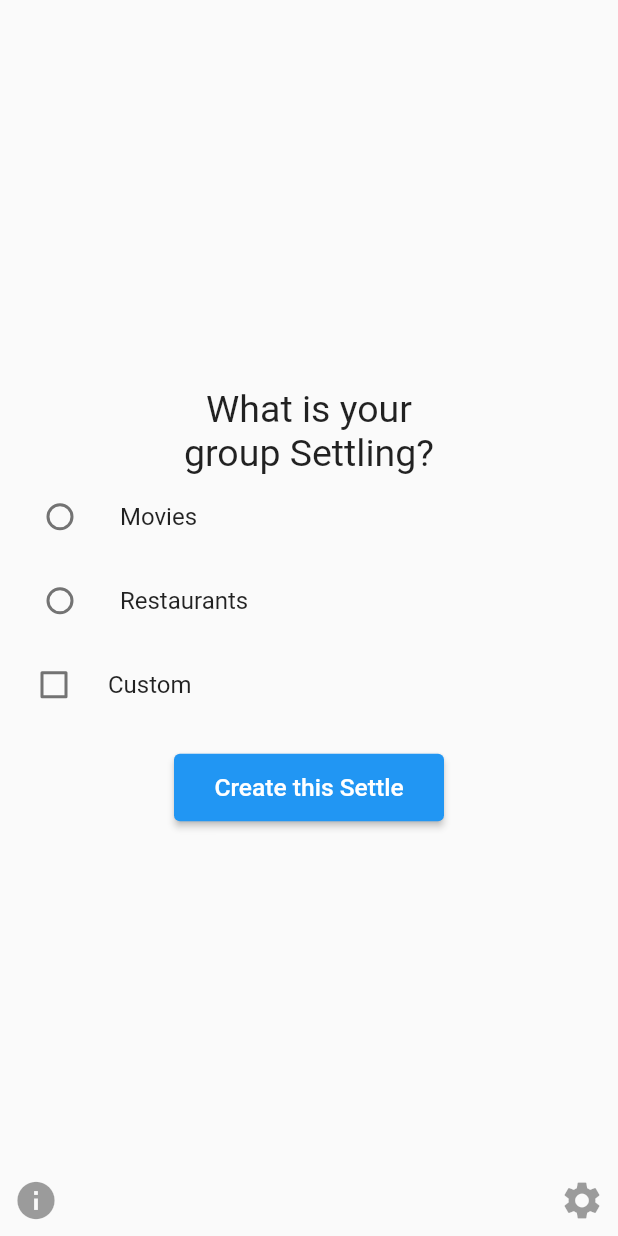
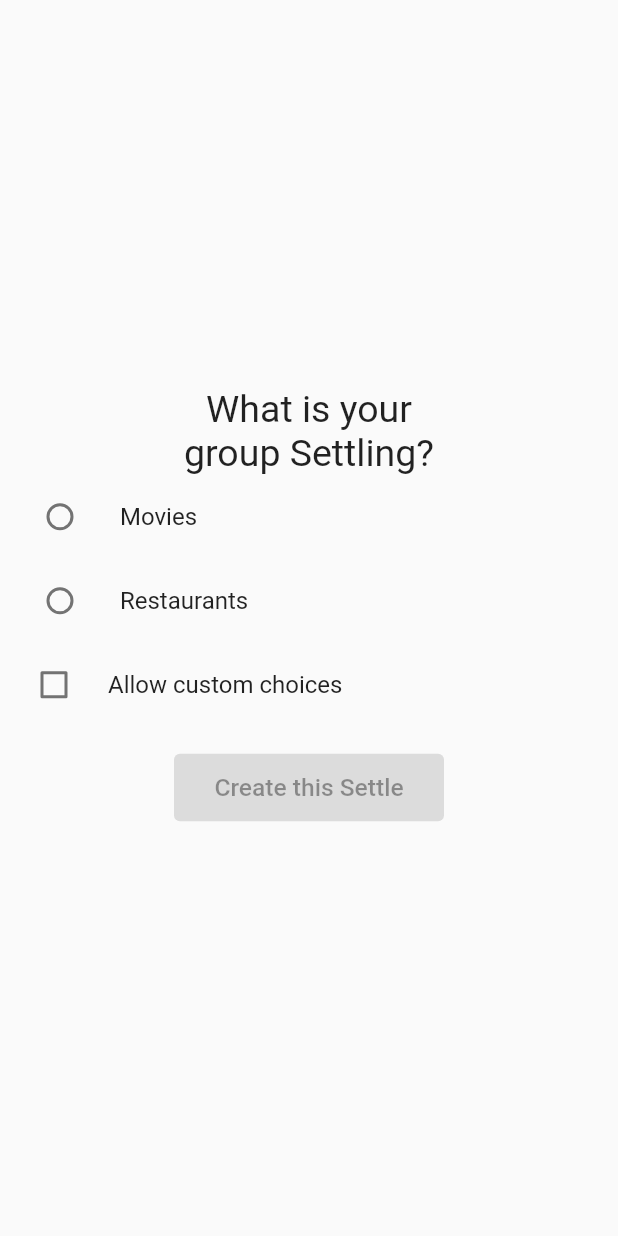
Before and after one commit to lilbroadam/Settle, a Flutter app: the CreateSettle screen opened directly, on a phone screen of 412 x 824 dp. Run offline on Flutter 3.47's test engine with Material 2 defaults, Android fonts, the phone set to English and light mode, and no system bars.

Commit message:
"Create this Settle" button is only enabled when at least 1 option has been selected

```diff
--- a/Flutter/lib/CreateSettle.dart
+++ b/Flutter/lib/CreateSettle.dart
@@ -1,8 +1,35 @@
 import 'package:flutter/material.dart';
 import 'Server.dart';
 
-class CreateSettle extends StatelessWidget {
+enum DefaultOptions { movies, restaurants }
+typedef void DefaultOptionPressedCallback(DefaultOptions defaultOption);
+typedef void CustomOptionsPressedCallback(bool customOptionsAllowed);
 
+
+class CreateSettle extends StatefulWidget {
+  @override
+  _CreateSettle createState() => _CreateSettle();
+}
+
+class _CreateSettle extends State<CreateSettle> {
+
+  DefaultOptions _defaultOption;
+  bool _customOptionsAllowed = false;
+
+  // Call this function when a default option is pressed.
+  void _defaultOptionPressed(DefaultOptions defaultOption) {
+    _defaultOption = defaultOption;
+    setState((){});
+  }
+
+  // Call this function when the "custom options allowed" checkbox is pressed.
+  void _customOptionsPressed(bool customOptionsAllowed) {
+    _customOptionsAllowed = customOptionsAllowed;
+    setState((){});
+  }
+
+  // Call this function when the "Create this Settle" button is pressed.
+  // This function will ask the server to create a new Settle.
   void _createSettleButtonPressed() async {
     var settleCode = await Server.createSettle();
     if (settleCode != null) {
@@ -13,26 +40,26 @@ class CreateSettle extends StatelessWidget {
     }
   }
 
+  // Return true if at least one option has been selected.
+  bool _isAnOptionSelected() {
+    return (_defaultOption != null) || _customOptionsAllowed;
+  }
+
   @override
   Widget build(BuildContext context) {
     final settleButtonWidth = 180.0;
     final settleButtonHeight = 45.0;
     final settleButtonTextStyle = new TextStyle(fontSize: 16.4,);
-
     final createSettleButton = SizedBox(
       width: settleButtonWidth,
       height: settleButtonHeight,
       child: ElevatedButton(
-        onPressed: _createSettleButtonPressed,
-        child: Text('Create this Settle',
-          style: settleButtonTextStyle
-        ),
+        // Only enable this button when at least 1 option has been selected
+        onPressed: _isAnOptionSelected() ? _createSettleButtonPressed : null,
+        child: Text('Create this Settle', style: settleButtonTextStyle),
       ),
     );
-
-
     final settleButtonMargin = EdgeInsets.all(18.0);
-    final miscButtonSize = 30.0;
 
     return Scaffold(
       body: SafeArea(
@@ -46,43 +73,15 @@ class CreateSettle extends StatelessWidget {
                   Column( // Settle buttons in the center
                     mainAxisSize: MainAxisSize.min, // Size to only needed space
                     children: <Widget>[
-                      Container(
-                        child: Column(
-                          children: <Widget>[
-                            Text('What is your', style: TextStyle(fontSize: 25),),
-                            Text('group Settling?', style: TextStyle(fontSize: 25),),
-                          ],
-                        ),
-                      ),
-                      Container(
-                        child: RadioButton(),
-                      ),
-                      Container(
-                        child: CheckBox(),
-                      ),
+                      Text('What is your', style: TextStyle(fontSize: 25)),
+                      Text('group Settling?', style: TextStyle(fontSize: 25)),
+                      RadioButton(_defaultOptionPressed),
+                      CheckBox('Allow custom choices', _customOptionsPressed),
                       Container(
                         margin: settleButtonMargin,
                         child: createSettleButton,
                       )
                     ],
-                  ),
-                  Align( // Info button in the bottom left
-                    alignment: Alignment.bottomLeft,
-                    child: IconButton(
-                      icon: Icon(Icons.info),
-                      iconSize: miscButtonSize,
-                      tooltip: 'Information about Settle',
-                      // onPressed: _informationPressed,
-                    ),
-                  ),
-                  Align( // Settings button in the bottom right
-                    alignment: Alignment.bottomRight,
-                    child: IconButton(
-                      icon: Icon(Icons.settings),
-                      iconSize: miscButtonSize,
-                      tooltip: 'Settle settings',
-                      // onPressed: _settingsPressed,
-                    ),
                   ),
                 ],
               ),
@@ -94,29 +93,34 @@ class CreateSettle extends StatelessWidget {
   }
 }
 
-/// This is the stateful widget that the main application instantiates.
+
 class CheckBox extends StatefulWidget {
-  CheckBox({Key key}) : super(key: key);
+  final String buttonTitle;
+  final CustomOptionsPressedCallback callback;
+
+  CheckBox(this.buttonTitle, this.callback, {Key key}) : super(key: key);
 
   @override
-  _CheckBox createState() => _CheckBox();
+  _CheckBox createState() => _CheckBox(buttonTitle, callback);
 }
 
-/// This is the private State class that goes with MyStatefulWidget.
 class _CheckBox extends State<CheckBox> {
+  final String buttonTitle;
+  final CustomOptionsPressedCallback callback;
   bool _customOption = false;
+
+  _CheckBox(this.buttonTitle, this.callback);
 
   @override
   Widget build(BuildContext context) {
     return CheckboxListTile(
-      title: Text("Custom"),
+      title: Text(buttonTitle),
       controlAffinity:
         ListTileControlAffinity.leading,
       value: _customOption,
       onChanged: (bool value) {
-        setState(() {
-          _customOption = value;
-        });
+        setState(() => _customOption = value);
+        callback(value);
       },
       activeColor: Colors.blue,
       checkColor: Colors.black,
@@ -124,19 +128,20 @@ class _CheckBox extends State<CheckBox> {
   }
 }
 
-enum Options { movies, restaurants }
 
-/// This is the stateful widget that the main application instantiates.
 class RadioButton extends StatefulWidget {
-  RadioButton({Key key}) : super(key: key);
+  final DefaultOptionPressedCallback callback;
+  RadioButton(this.callback, {Key key}) : super(key: key);
 
   @override
-  _RadioButton createState() => _RadioButton();
+  _RadioButton createState() => _RadioButton(callback);
 }
 
-/// This is the private State class that goes with MyStatefulWidget.
 class _RadioButton extends State<RadioButton> {
-  Options _currentOption = null;
+  final DefaultOptionPressedCallback callback;
+  DefaultOptions _currentOption;
+
+  _RadioButton(this.callback);
 
   @override
   Widget build(BuildContext context) {
@@ -145,24 +150,22 @@ class _RadioButton extends State<RadioButton> {
         ListTile(
           title: const Text('Movies'),
           leading: Radio(
-            value: Options.movies,
+            value: DefaultOptions.movies,
             groupValue: _currentOption,
-            onChanged: (Options value) {
-              setState(() {
-                _currentOption = value;
-              });
+            onChanged: (DefaultOptions value) {
+              setState(() => _currentOption = value);
+              callback(value);
             },
           ),
         ),
         ListTile(
           title: const Text('Restaurants'),
           leading: Radio(
-            value: Options.restaurants,
+            value: DefaultOptions.restaurants,
             groupValue: _currentOption,
-            onChanged: (Options value) {
-              setState(() {
-                _currentOption = value;
-              });
+            onChanged: (DefaultOptions value) {
+              setState(() => _currentOption = value);
+              callback(value);
             },
           ),
         ),
--- a/Flutter/lib/Server.dart
+++ b/Flutter/lib/Server.dart
@@ -15,8 +15,8 @@ class Server {
   static const response_new_settle_code = 'newSettleCode';
 
   // TODO add support to pass Settle settings to server
-  // Ask the server to create a new Settle, return the Settle code returned
-  // by the server.
+  // Ask the server to create a new Settle. Return the Settle code if the server
+  // responds with OK (status 200), return null otherwise.
   static Future<String> createSettle() async {
     http.Response response = await http.get(
       await _getCreateSettleUrl(),
```
